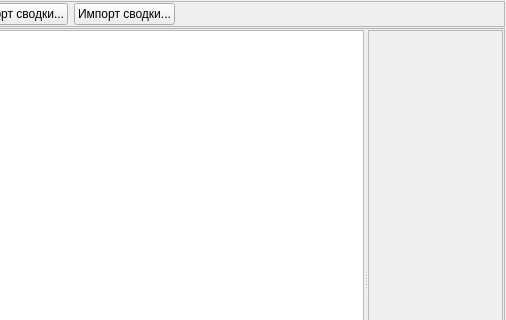
Qt form client_widgets/summarieswidget.ui (grigp/a-analyser) before a commit; both pictures show x 595 to 1101 and y 0 to 320 of the 1101 by 531 pixel window.
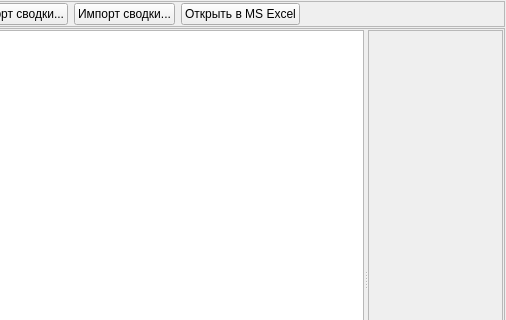
The same form after that commit. Icons and pictures are not drawn.

Commit message: Открытие сводки в MS Excel

```diff
--- a/client_widgets/summarieswidget.ui
+++ b/client_widgets/summarieswidget.ui
@@ -184,6 +184,23 @@
         </property>
        </widget>
       </item>
+      <item>
+       <widget class="QPushButton" name="btnOpenInExcel">
+        <property name="text">
+         <string>Открыть в MS Excel</string>
+        </property>
+        <property name="icon">
+         <iconset resource="../kernel.qrc">
+          <normaloff>:/images/OpenMSExcel.png</normaloff>:/images/OpenMSExcel.png</iconset>
+        </property>
+        <property name="iconSize">
+         <size>
+          <width>22</width>
+          <height>22</height>
+         </size>
+        </property>
+       </widget>
+      </item>
       <item>
        <spacer name="horizontalSpacer">
         <property name="orientation">
```
Left out of the diff: 17 changed lines with no effect on the pictures. The commit also changes 14 other files.
